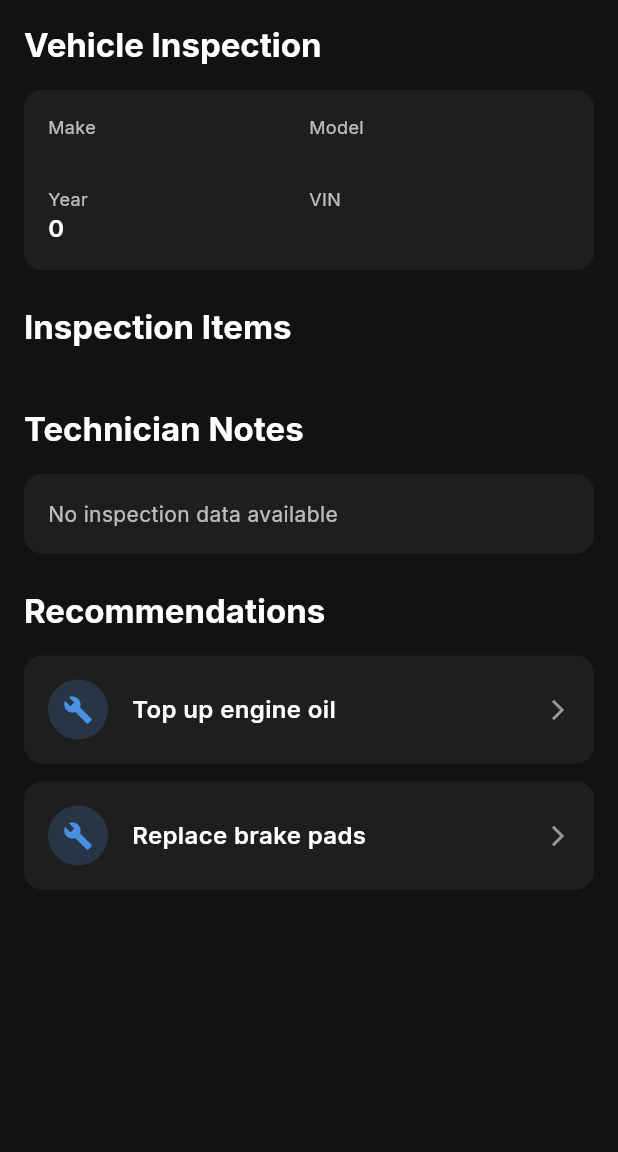
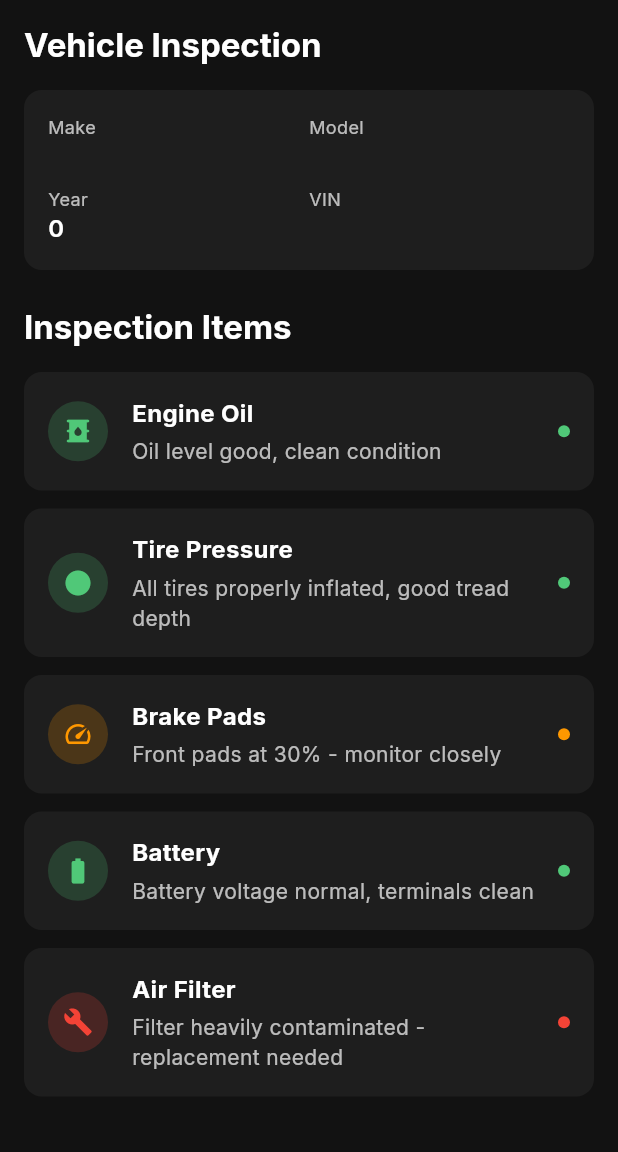
Before and after one commit to MODDER04/EV, a Flutter app: the InspectionReportScreen screen opened directly with empty values, on a phone screen of 412 x 824 dp, the part 84-1236 px from its top. Run offline on Flutter 3.47's test engine with Material 3 defaults, Android fonts, the phone set to English and light mode, and no system bars; our stand-ins replace expansion_tile_card, google_fonts, shared_preferences, table_calendar; accounts and stored records are empty.

```diff
--- a/client/lib/screens/inspection_report_screen.dart
+++ b/client/lib/screens/inspection_report_screen.dart
@@ -27,13 +27,39 @@
           final inspection = appState.inspections.firstWhere(
             (i) => i.carId == vehicle.carId,
             orElse: () => InspectionReport(
-              inspectionId: 'default',
+              inspectionId: 'sample_${vehicle.carId}',
               carId: vehicle.carId,
-              inspectionDate: DateTime.now(),
+              inspectionDate: DateTime.now().subtract(const Duration(days: 7)),
               overallCondition: 'good',
-              technicianNotes: 'No inspection data available',
-              recommendations: 'Schedule an inspection',
-              items: [],
+              technicianNotes: 'Comprehensive inspection completed. Vehicle is in excellent condition with proper maintenance. All systems functioning normally.',
+              recommendations: 'Continue with regular maintenance schedule. Next inspection recommended in 6 months.',
+              items: [
+                InspectionItem(
+                  itemName: 'Engine Oil',
+                  status: 'good',
+                  notes: 'Oil level good, clean condition',
+                ),
+                InspectionItem(
+                  itemName: 'Tire Pressure',
+                  status: 'good',
+                  notes: 'All tires properly inflated, good tread depth',
+                ),
+                InspectionItem(
+                  itemName: 'Brake Pads',
+                  status: 'needs_attention',
+                  notes: 'Front pads at 30% - monitor closely',
+                ),
+                InspectionItem(
+                  itemName: 'Battery',
+                  status: 'good',
+                  notes: 'Battery voltage normal, terminals clean',
+                ),
+                InspectionItem(
+                  itemName: 'Air Filter',
+                  status: 'replace',
+                  notes: 'Filter heavily contaminated - replacement needed',
+                ),
+              ],
             ),
           );
 
```
Also changed, not shown: client/lib/screens/visit_details_screen.dart (+137 -10 lines).
